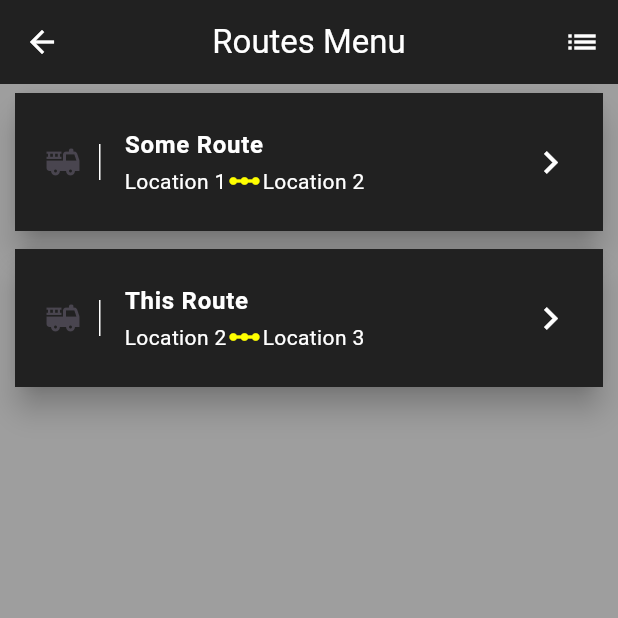
After one commit to Malcolm-Shepherd/SeniorProject, a Flutter app: the screen it shows after launch, after a tap on "Route Editor", on a phone screen of 412 x 824 dp, the top half of it. The commit adds this screen. Run offline on Flutter 3.47's test engine with Material 3 defaults, Android fonts, the phone set to English and light mode, and no system bars; our stand-ins replace flutter_map, geolocator, latlong2; missing offline and left inert: flutter_map_dragmarker, flutter_map_line_editor.

Commit message:
Separated Route Editor from Display

```diff
--- a/test_app/lib/main.dart
+++ b/test_app/lib/main.dart
@@ -3,6 +3,7 @@ import 'package:test_app/pages/login.dart';
 import 'package:test_app/pages/driver.dart';
 import 'package:test_app/pages/notes.dart';
 import 'package:test_app/pages/tasks.dart';
+import 'package:test_app/pages/editor.dart';
 
 void main() {
   runApp(const MyApp());
@@ -21,7 +22,8 @@ class MyApp extends StatelessWidget {
         '/': (context) => const LoginPage(),
         '/driver': (context) => const Driver(),
         '/notes': (context) => const Notes(),
-        '/tasks': (context) => const Tasks()
+        '/tasks': (context) => const Tasks(),
+        '/editor': (context) => const Editor()
       },
     );
   }
--- /dev/null
+++ b/test_app/lib/pages/editor.dart
@@ -0,0 +1,103 @@
+import 'package:flutter/material.dart';
+import 'package:test_app/objects/Route.dart';
+import 'package:test_app/pages/routeDisplay.dart';
+import 'package:test_app/pages/routeEditor.dart';
+
+final List<String> approvedRoutes = <String>['Route A', 'Route B', 'Route  C'];
+final List<RouteInfo> routes = <RouteInfo>[
+  RouteInfo('Some Route', 'Sunny', 'Location 1', 'Location 2'),
+  RouteInfo('This Route', 'Rainy', 'Location 2', 'Location 3')
+  // RouteInfo('This Route', 'Rainy', 'Location 3', 'Location 4'),
+  // RouteInfo('This Route', 'Rainy', 'Location 4', 'Location 5'),
+  // RouteInfo('This Route', 'Rainy', 'Location 5', 'Location 6'),
+  // RouteInfo('This Route', 'Rainy', 'Location 6', 'Location 7'),
+  // RouteInfo('This Route', 'Rainy', 'Location 7', 'Location 8'),
+  // RouteInfo('This Route', 'Rainy', 'Location 8', 'Location 9'),
+  // RouteInfo('Some Route', 'Sunny', 'Location 1', 'Location 2'),
+  // RouteInfo('This Route', 'Rainy', 'Location 2', 'Location 3'),
+  // RouteInfo('This Route', 'Rainy', 'Location 3', 'Location 4'),
+  // RouteInfo('This Route', 'Rainy', 'Location 4', 'Location 5'),
+  // RouteInfo('This Route', 'Rainy', 'Location 5', 'Location 6'),
+  // RouteInfo('This Route', 'Rainy', 'Location 6', 'Location 7'),
+  // RouteInfo('This Route', 'Rainy', 'Location 7', 'Location 8'),
+  // RouteInfo('This Route', 'Rainy', 'Location 8', 'Location 9')
+];
+
+class Editor extends StatelessWidget {
+  const Editor({super.key});
+
+  @override
+  Widget build(BuildContext context) {
+    return Scaffold(
+      backgroundColor: Colors.grey[500],
+      appBar: AppBar(
+        iconTheme: const IconThemeData(color: Colors.white),
+        centerTitle: true,
+        backgroundColor: Colors.grey[900],
+        title: const Text(
+          "Routes Menu",
+          style: TextStyle(color: Colors.white),
+        ),
+        actions: [
+          IconButton(
+            icon: const Icon(Icons.list),
+            onPressed: () {},
+          )
+        ],
+      ),
+      body: ListView.builder(
+          itemCount: routes.length,
+          itemBuilder: (context, index) => GestureDetector(
+              onTap: () => {
+                    Navigator.push(
+                        context,
+                        MaterialPageRoute(
+                            builder: (context) =>
+                                RouteEditor(route: routes[index])))
+                  },
+              child: routeButton(index))),
+    );
+  }
+
+  Card routeButton(int index) {
+    return Card(
+      elevation: 8,
+      margin: const EdgeInsets.symmetric(horizontal: 10, vertical: 6),
+      child: Container(
+        decoration: BoxDecoration(color: Colors.grey[900]),
+        child: ListTile(
+          contentPadding:
+              const EdgeInsets.symmetric(horizontal: 20.0, vertical: 10.0),
+          leading: Container(
+            padding: const EdgeInsets.only(right: 12.0),
+            decoration: const BoxDecoration(
+                border:
+                    Border(right: BorderSide(width: 1, color: Colors.white))),
+            child: const Icon(Icons.fire_truck),
+          ),
+          title: Text(
+            routes[index].routeName,
+            style: const TextStyle(
+                color: Colors.white, fontWeight: FontWeight.bold),
+          ),
+          subtitle: Row(children: [
+            Text(
+              routes[index].fromLocation,
+              style: const TextStyle(color: Colors.white),
+            ),
+            const Icon(Icons.linear_scale, color: Colors.yellowAccent),
+            Text(
+              routes[index].toLocation,
+              style: const TextStyle(color: Colors.white),
+            )
+          ]),
+          trailing: const Icon(
+            Icons.keyboard_arrow_right,
+            color: Colors.white,
+            size: 30,
+          ),
+        ),
+      ),
+    );
+  }
+}
--- a/test_app/lib/pages/login.dart
+++ b/test_app/lib/pages/login.dart
@@ -57,6 +57,14 @@ class LoginPage extends StatelessWidget {
                               style: TextStyle(fontSize: 20),
                             ),
                           ),
+                          ElevatedButton(
+                            onPressed: () =>
+                            {Navigator.pushNamed(context, '/editor')},
+                            child: const Text(
+                              "Route Editor",
+                              style: TextStyle(fontSize: 20),
+                            ),
+                          ),
                         ],
                       ),
                     ]),
```
Also changed, not shown: test_app/lib/pages/routeEditor.dart (added, +247 -0 lines).
